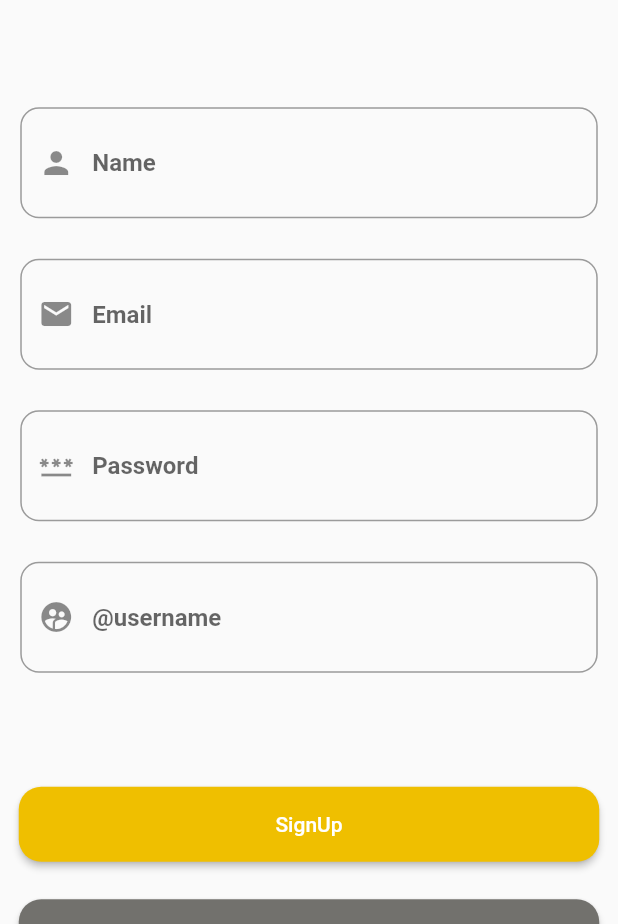
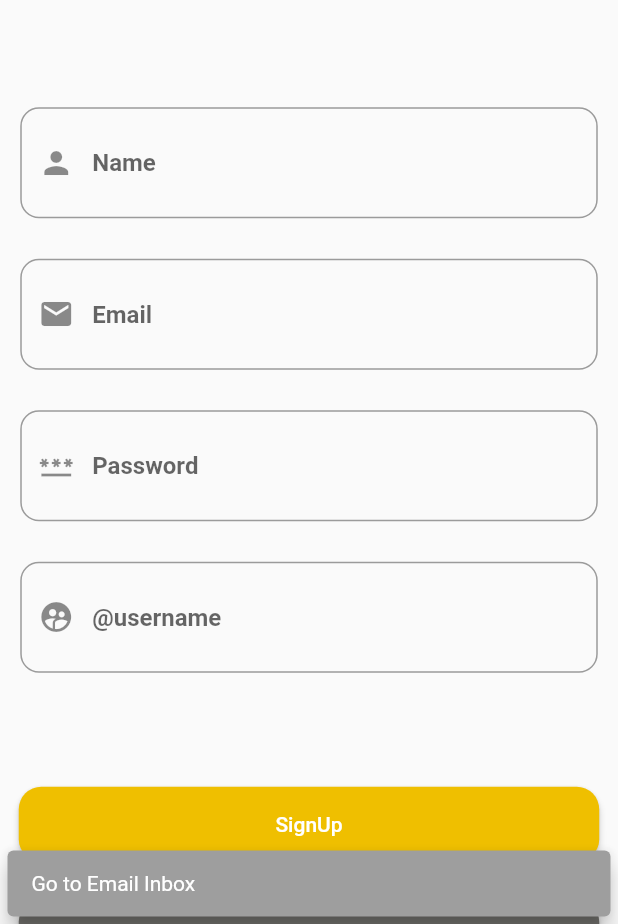
Before and after one commit to Mahmoud-3lsaramegy/firebase, a Flutter app: the Sign screen opened by its route, after a tap on "Creat Email", after a tap on "SignUp", on a phone screen of 412 x 824 dp, the part 312-1236 px from its top. Run offline on Flutter 3.47's test engine with Material 2 defaults, Android fonts, the phone set to English and light mode, and no system bars; our stand-ins replace firebase_auth, firebase_core, google_sign_in; accounts and stored records are empty; network calls fail; Roboto replaces fonts that are missing (Cairo).

Commit message:
google auth & forget password

```diff
--- a/lib/auth/signin.dart
+++ b/lib/auth/signin.dart
@@ -1,7 +1,12 @@
+import 'dart:math';
+
+import 'package:firebace/firebace/email_auth/forgetpassword.dart';
+import 'package:firebace/firebace/email_auth/google_Auth.dart';
 import 'package:firebace/firebace/email_auth/login.dart';
 import 'package:firebace/mymatirel/buttons.dart';
 import 'package:firebace/mymatirel/logo.dart';
 import 'package:firebace/mymatirel/textfiled.dart';
+import 'package:firebase_auth/firebase_auth.dart';
 import 'package:flutter/material.dart';
 
 class Sign extends StatelessWidget {
@@ -126,8 +131,11 @@ class Sign extends StatelessWidget {
                           alignment: Alignment.centerRight,
                           margin: const EdgeInsets.symmetric(
                               horizontal: 18.5, vertical: 5.5),
-                          child: const InkWell(
-                            child: Text("forget password ?",
+                          child: InkWell(
+                            onTap: () {
+                              edit_password(context, email.text);
+                            },
+                            child: const Text("forget password ?",
                                 style: TextStyle(
                                   color: Color(0xffEFBF00),
                                 )),
@@ -147,8 +155,8 @@ class Sign extends StatelessWidget {
                                   75,
                                   75,
                                   ImageIcon(AssetImage("images/google.png")),
-                                () {
-                                Navigator.pushNamed(context, "Gellrey");
+                                  () {
+                                signInWithGoogle(context);
                               }, 50),
                               Buttonsaramegy_text(
                                   const Color(0xff72716D),
--- a/lib/auth/signup.dart
+++ b/lib/auth/signup.dart
@@ -82,6 +82,13 @@ class createmail extends StatelessWidget {
                   Createmail(
                           emailAddress: upEmail.text, password: upPassword.text)
                       .email_auth(context);
+                  const snakChacker = SnackBar(
+                    content: Text("Go to Email Inbox"),
+                    behavior: SnackBarBehavior.floating,
+                    backgroundColor: Colors.grey,
+                    margin: EdgeInsets.all(5),
+                  );
+                  ScaffoldMessenger.of(context).showSnackBar(snakChacker);
                 }, 15),
               ),
               Container(
--- a/lib/firebace/email_auth/sign_up.dart
+++ b/lib/firebace/email_auth/sign_up.dart
@@ -12,12 +12,8 @@ class Createmail {
         email: emailAddress,
         password: password,
       );
-      if (FirebaseAuth.instance.currentUser!.emailVerified == true) {
-        Navigator.of(context).pushReplacementNamed("Gellrey");
-      } else {
-        FirebaseAuth.instance.currentUser!.sendEmailVerification();
-        Navigator.of(context).pushReplacementNamed("email_chacker");
-      }
+      FirebaseAuth.instance.currentUser!.sendEmailVerification();
+      Navigator.of(context).pushReplacementNamed("signin");
       return credential;
     } on FirebaseAuthException catch (e) {
       if (e.code == 'weak-password') {
--- a/lib/main.dart
+++ b/lib/main.dart
@@ -13,7 +13,6 @@ void main() async {
   //firebace initalize
   WidgetsFlutterBinding.ensureInitialized();
   await Firebase.initializeApp();
-
   ///// lunch point app
   runApp(const MyApp());
 }
@@ -50,7 +49,6 @@ class _MyAppState extends State<MyApp> {
         "signup": (context) => const createmail(),
         "Create_note": (context) => const note(),
         "Gellrey": (context) => const Gellrey(),
-        "email_chacker": (context) => EmailChacker(),
       },
       debugShowCheckedModeBanner: false,
       home: LayoutBuilder(
@@ -61,7 +59,7 @@ class _MyAppState extends State<MyApp> {
               ustate == true) {
             return Gellrey();
           } else {
-            return EmailChacker();
+            return Sign();
           }
         },
       ),
--- a/pubspec.yaml
+++ b/pubspec.yaml
@@ -40,7 +40,7 @@ dependencies:
   firebase_storage: ^11.2.6
   cloud_firestore: ^4.8.5
   firebase_messaging: ^14.6.6
-  google_sign_in: ^6.1.4
+  google_sign_in: ^6.1.6
 
 dev_dependencies:
   flutter_test:
```
Also changed, not shown: lib/auth/chack_email.dart (+18 -3 lines), lib/firebace/email_auth/forgetpassword.dart (added, +34 -0 lines), lib/firebace/email_auth/google_Auth.dart (added, +34 -0 lines), lib/firebace/email_auth/login.dart (+7 -1 lines), pubspec.lock.
